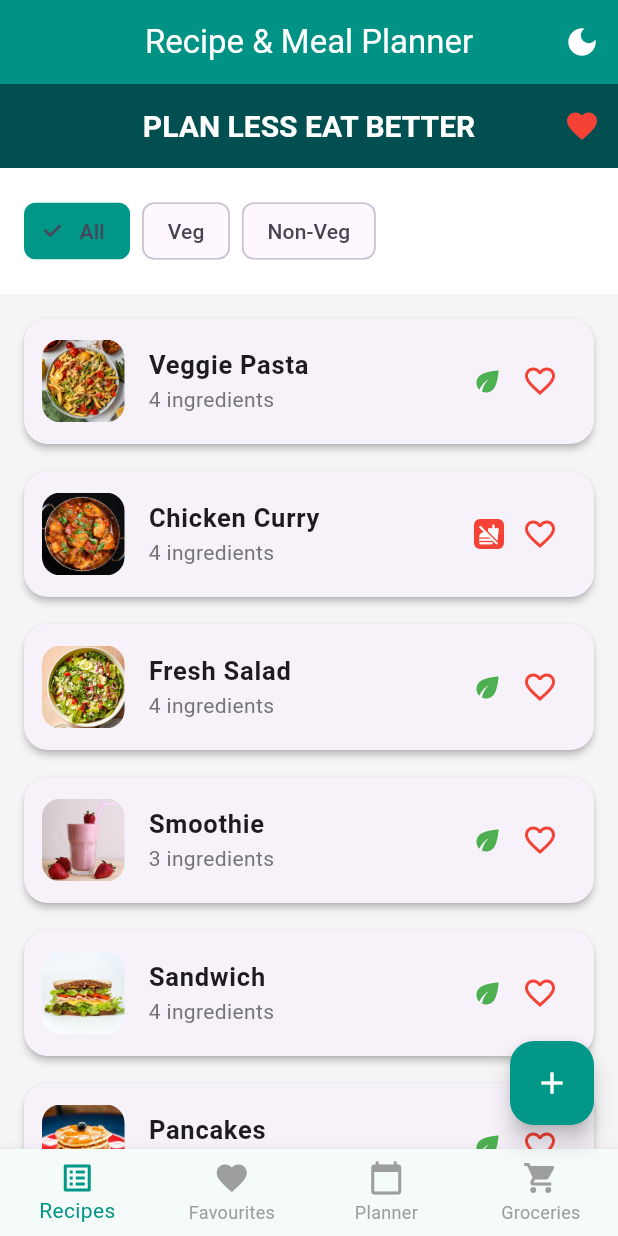
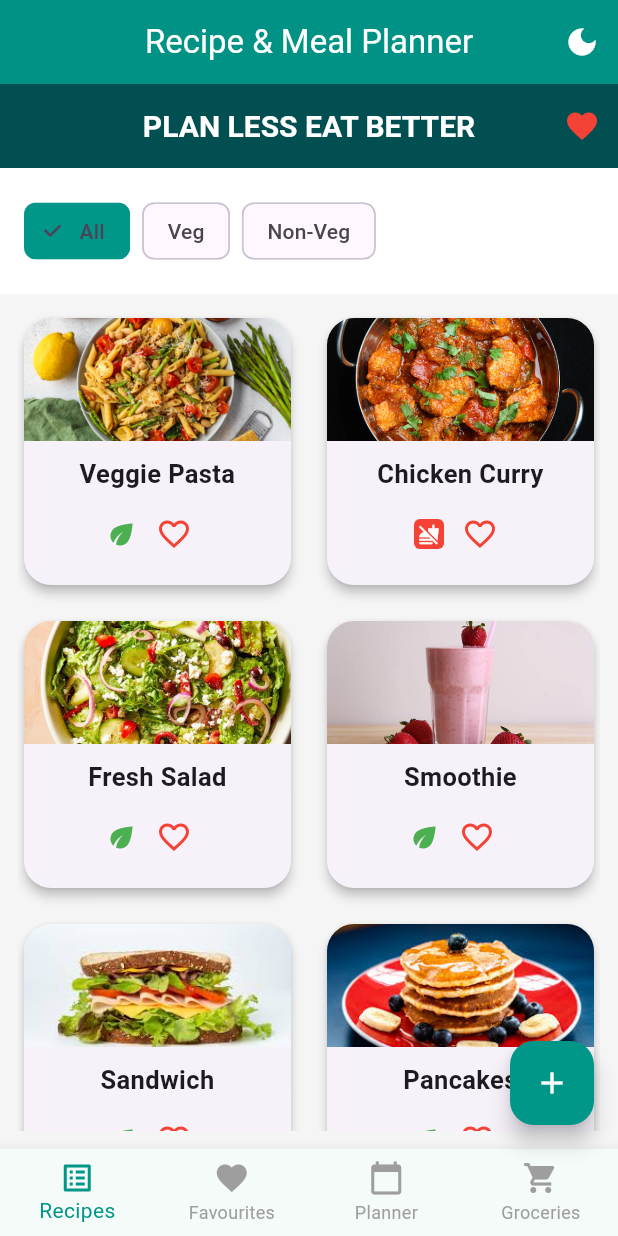
Before and after one commit to thiruna31/RecipePlanner_app, a Flutter app: the screen it shows after launch, on a phone screen of 412 x 824 dp. Run offline on Flutter 3.47's test engine with Material 3 defaults, Android fonts, the phone set to English and light mode, and no system bars; our stand-ins replace share_plus, sqflite; accounts and stored records are empty.

Commit message:
size of app

```diff
--- a/lib/screens/recipe_list_screen.dart
+++ b/lib/screens/recipe_list_screen.dart
@@ -148,49 +148,64 @@ class _RecipeListScreenState extends State<RecipeListScreen> {
               ),
             ),
             Expanded(
-              child: ListView.separated(
+              child: Padding(
                 padding: const EdgeInsets.all(12),
+                child: GridView.builder(
                   itemCount: filteredRecipes.length,
-                separatorBuilder: (_, __) => const SizedBox(height: 10),
+                  gridDelegate: const SliverGridDelegateWithFixedCrossAxisCount(
+                    crossAxisCount: 2, // 2 per row
+                    crossAxisSpacing: 16,
+                    mainAxisSpacing: 16,
+                    childAspectRatio: 1, // square
+                  ),
                   itemBuilder: (context, idx) {
                     final recipe = filteredRecipes[idx];
-                  return Card(
+                    return GestureDetector(
+                      onTap: () {}, // Add detail navigation here
+                      child: Card(
+                        elevation: 3,
                         shape: RoundedRectangleBorder(
-                      borderRadius: BorderRadius.circular(16)
+                          borderRadius: BorderRadius.circular(18),
                         ),
-                    elevation: 2,
-                    child: ListTile(
-                      leading: ClipRRect(
-                        borderRadius: BorderRadius.circular(12),
-                        child: Image.asset(
-                          recipe.imageUrl,
-                          width: 55,
-                          height: 55,
-                          fit: BoxFit.cover,
+                        clipBehavior: Clip.antiAlias,
+                        child: Column(
+                          mainAxisAlignment: MainAxisAlignment.start,
+                          crossAxisAlignment: CrossAxisAlignment.stretch,
+                          children: [
+                            Expanded(
+                              child: recipe.imageUrl.startsWith('http')
+                                  ? Image.network(recipe.imageUrl, fit: BoxFit.cover)
+                                  : Image.asset(recipe.imageUrl, fit: BoxFit.cover),
                             ),
-                      ),
-                      title: Text(
+                            Padding(
+                              padding: const EdgeInsets.all(10),
+                              child: Column(
+                                children: [
+                                  Text(
                                     recipe.title,
+                                    textAlign: TextAlign.center,
                                     style: const TextStyle(
                                       fontWeight: FontWeight.bold,
                                       fontSize: 17,
                                     ),
                                   ),
-                      subtitle: Text(
-                        "${recipe.ingredients.length} ingredients",
-                        style: TextStyle(color: Colors.grey[600], fontSize: 14),
-                      ),
-                      trailing: Row(
-                        mainAxisSize: MainAxisSize.min,
+                                  const SizedBox(height: 4),
+                                  Row(
+                                    mainAxisAlignment: MainAxisAlignment.center,
                                     children: [
                                       dietTag(recipe),
                                       favoriteButton(recipe),
                                     ],
                                   ),
-                      contentPadding: const EdgeInsets.symmetric(horizontal: 12, vertical: 6),
+                                ],
+                              ),
+                            ),
+                          ],
+                        ),
                       ),
                     );
                   },
+                ),
               ),
             ),
           ],
```
Lines whose indentation alone changed are shown as unchanged.
